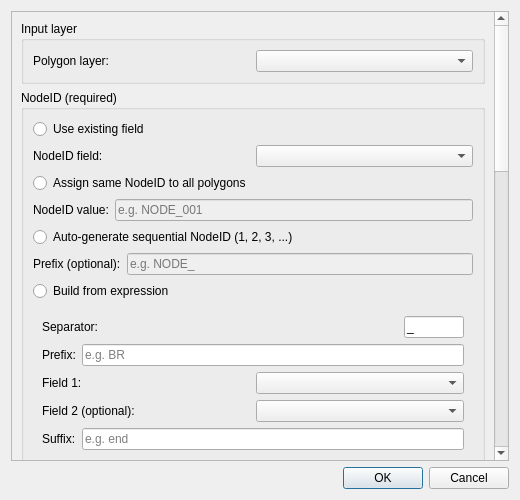
tract-eco/tract-geolocation-formatter, file tract_geolocation_formatter/TRACT_Geolocation_Formatter_dialog_base.ui: the form before one commit.
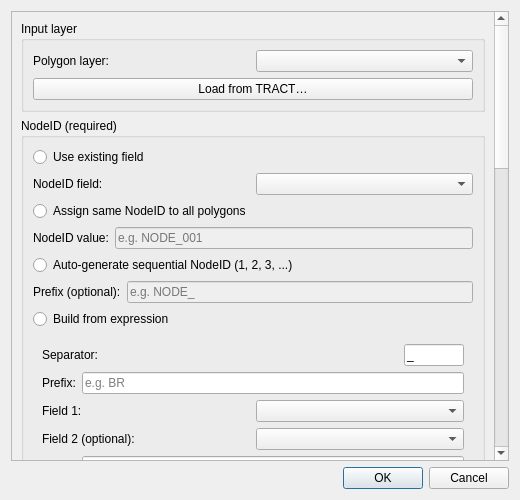
The form after the commit.

Commit message: Add TRACT platform integration: connection settings, send, receive

Diff of the .ui file:
```diff
--- a/tract_geolocation_formatter/TRACT_Geolocation_Formatter_dialog_base.ui
+++ b/tract_geolocation_formatter/TRACT_Geolocation_Formatter_dialog_base.ui
@@ -42,7 +42,9 @@
      <property name="title">
       <string>Input layer</string>
      </property>
-     <layout class="QHBoxLayout" name="layerLayout">
+     <layout class="QVBoxLayout" name="layerLayout">
+      <item>
+       <layout class="QHBoxLayout" name="layerSelectLayout">
       <item>
        <widget class="QLabel" name="layerLabel">
         <property name="text">
@@ -52,6 +54,18 @@
       </item>
       <item>
        <widget class="QComboBox" name="layerComboBox"/>
+        </item>
+       </layout>
+      </item>
+      <item>
+       <widget class="QPushButton" name="loadFromTractButton">
+        <property name="text">
+         <string>Load from TRACT…</string>
+        </property>
+        <property name="toolTip">
+         <string>Download a GeoJSON from TRACT by its full stored filename and load it as a layer.</string>
+        </property>
+       </widget>
       </item>
      </layout>
     </widget>
```
Lines whose indentation alone changed are shown as unchanged. The commit also changes 7 other files.
